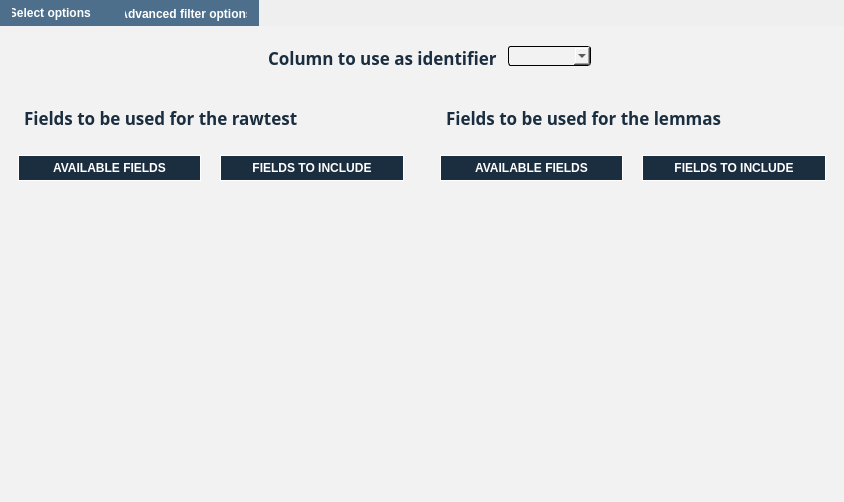
Before: the Qt Designer form src/gui/uis/widget_createTMCorpus.ui in IntelCompH2020/topicmodeler, drawn with Qt 5.
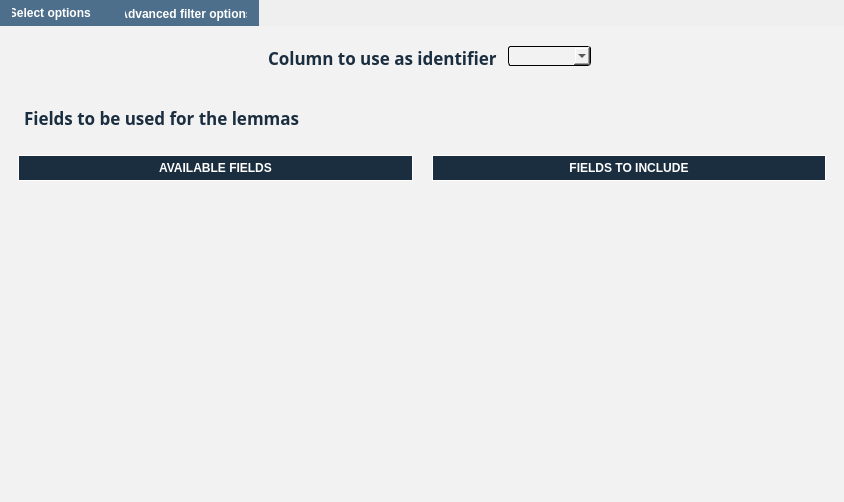
After: the same form once the commit is applied. Icons and pictures are not drawn.

What changed in the file:
```diff
--- a/src/gui/uis/widget_createTMCorpus.ui
+++ b/src/gui/uis/widget_createTMCorpus.ui
@@ -260,263 +260,6 @@
              <property name="bottomMargin">
               <number>0</number>
              </property>
-             <item>
-              <widget class="QFrame" name="frame_3">
-               <property name="styleSheet">
-                <string notr="true">background-color: #F2F2F2;
-border:none;</string>
-               </property>
-               <property name="frameShape">
-                <enum>QFrame::StyledPanel</enum>
-               </property>
-               <property name="frameShadow">
-                <enum>QFrame::Raised</enum>
-               </property>
-               <layout class="QVBoxLayout" name="verticalLayout">
-                <item>
-                 <widget class="QLabel" name="label_fields_to_include_2">
-                  <property name="sizePolicy">
-                   <sizepolicy hsizetype="Expanding" vsizetype="Fixed">
-                    <horstretch>0</horstretch>
-                    <verstretch>0</verstretch>
-                   </sizepolicy>
-                  </property>
-                  <property name="minimumSize">
-                   <size>
-                    <width>0</width>
-                    <height>45</height>
-                   </size>
-                  </property>
-                  <property name="maximumSize">
-                   <size>
-                    <width>16777215</width>
-                    <height>45</height>
-                   </size>
-                  </property>
-                  <property name="font">
-                   <font>
-                    <family>Avenir</family>
-                    <pointsize>13</pointsize>
-                    <weight>75</weight>
-                    <italic>false</italic>
-                    <bold>true</bold>
-                   </font>
-                  </property>
-                  <property name="styleSheet">
-                   <string notr="true">padding-left: 10px;
-font: 87 13pt &quot;Avenir&quot;;
-color:#1A2E40;
-font-weight: bold;
-</string>
-                  </property>
-                  <property name="text">
-                   <string>Fields to be used for the rawtest</string>
-                  </property>
-                 </widget>
-                </item>
-                <item>
-                 <widget class="QFrame" name="frame_2">
-                  <property name="styleSheet">
-                   <string notr="true">background-color: #F2F2F2;
-border:none;</string>
-                  </property>
-                  <property name="frameShape">
-                   <enum>QFrame::StyledPanel</enum>
-                  </property>
-                  <property name="frameShadow">
-                   <enum>QFrame::Raised</enum>
-                  </property>
-                  <layout class="QHBoxLayout" name="horizontalLayout_2">
-                   <item>
-                    <widget class="QTableWidget" name="tableWidget_available_fields_raw">
-                     <property name="styleSheet">
-                      <string notr="true">QTableWidget {	
-	background-color: #F2F2F2;
-	padding: 0px;
-	border-radius: 5px;
-	font: 87 12pt &quot;Avenir&quot;;
-	gridline-color:#FFFFFF;
-}
-QTableWidget::item{
-	padding-left: 5px;
-	padding-right: 5px;
-	background-color: #F2F2F2;
-	color:black;
-	gridline-color:#FFFFFF;
-}
-QTableWidget::item:selected{
-	background-color: #4D6F8C;
-}
-QScrollBar:horizontal {
-	background: #4D6F8C;
-    border: none;
-    height: 2px;
-	margin: 0px 2px 0 2px;
-}
- QScrollBar:vertical {
-    background: #4D6F8C;
-    border: none;
-    width: 2px;
-    margin: 2px 0 2px 0;
-	border-radius: 0px;
- }
-
-QHeaderView::section:horizontal
-{
-	background-color: #1A2E40;
-	padding: 3px;
-    border-bottom: 1px solid #FFFFFF;
-    border-right: 1px solid #FFFFFF;
-    border-top: 1px solid #FFFFFF;
-    border-left: 1px solid #FFFFFF;
-	color:white;
-}
-
-</string>
-                     </property>
-                     <property name="editTriggers">
-                      <set>QAbstractItemView::NoEditTriggers</set>
-                     </property>
-                     <property name="dragEnabled">
-                      <bool>true</bool>
-                     </property>
-                     <property name="dragDropMode">
-                      <enum>QAbstractItemView::DragDrop</enum>
-                     </property>
-                     <attribute name="horizontalHeaderShowSortIndicator" stdset="0">
-                      <bool>true</bool>
-                     </attribute>
-                     <attribute name="horizontalHeaderStretchLastSection">
-                      <bool>true</bool>
-                     </attribute>
-                     <attribute name="verticalHeaderVisible">
-                      <bool>false</bool>
-                     </attribute>
-                     <attribute name="verticalHeaderStretchLastSection">
-                      <bool>true</bool>
-                     </attribute>
-                     <column>
-                      <property name="text">
-                       <string>AVAILABLE FIELDS</string>
-                      </property>
-                      <property name="font">
-                       <font>
-                        <weight>75</weight>
-                        <bold>true</bold>
-                       </font>
-                      </property>
-                     </column>
-                    </widget>
-                   </item>
-                   <item>
-                    <widget class="QLabel" name="label">
-                     <property name="minimumSize">
-                      <size>
-                       <width>0</width>
-                       <height>0</height>
-                      </size>
-                     </property>
-                     <property name="maximumSize">
-                      <size>
-                       <width>50</width>
-                       <height>100</height>
-                      </size>
-                     </property>
-                     <property name="text">
-                      <string/>
-                     </property>
-                     <property name="pixmap">
-                      <pixmap>../resources/images/drag.png</pixmap>
-                     </property>
-                     <property name="scaledContents">
-                      <bool>true</bool>
-                     </property>
-                    </widget>
-                   </item>
-                   <item>
-                    <widget class="QTableWidget" name="tableWidget_fields_to_include_raw">
-                     <property name="styleSheet">
-                      <string notr="true">QTableWidget {	
-	background-color: #F2F2F2;
-	padding: 0px;
-	border-radius: 5px;
-	font: 87 12pt &quot;Avenir&quot;;
-	gridline-color:#FFFFFF;
-}
-QTableWidget::item{
-	padding-left: 5px;
-	padding-right: 5px;
-	background-color: #F2F2F2;
-	color:black;
-	gridline-color:#FFFFFF;
-}
-QTableWidget::item:selected{
-	background-color: #4D6F8C;
-}
-QScrollBar:horizontal {
-	background: #4D6F8C;
-    border: none;
-    height: 2px;
-	margin: 0px 2px 0 2px;
-}
- QScrollBar:vertical {
-    background: #4D6F8C;
-    border: none;
-    width: 2px;
-    margin: 2px 0 2px 0;
-	border-radius: 0px;
- }
-
-QHeaderView::section:horizontal
-{
-	background-color: #1A2E40;
-	padding: 3px;
-    border-bottom: 1px solid #FFFFFF;
-    border-right: 1px solid #FFFFFF;
-    border-top: 1px solid #FFFFFF;
-    border-left: 1px solid #FFFFFF;
-	color:white;
-}
-
-</string>
-                     </property>
-                     <property name="editTriggers">
-                      <set>QAbstractItemView::NoEditTriggers</set>
-                     </property>
-                     <property name="dragEnabled">
-                      <bool>true</bool>
-                     </property>
-                     <property name="dragDropMode">
-                      <enum>QAbstractItemView::DropOnly</enum>
-                     </property>
-                     <attribute name="horizontalHeaderStretchLastSection">
-                      <bool>true</bool>
-                     </attribute>
-                     <attribute name="verticalHeaderVisible">
-                      <bool>false</bool>
-                     </attribute>
-                     <attribute name="verticalHeaderStretchLastSection">
-                      <bool>true</bool>
-                     </attribute>
-                     <column>
-                      <property name="text">
-                       <string>FIELDS TO INCLUDE</string>
-                      </property>
-                      <property name="font">
-                       <font>
-                        <weight>75</weight>
-                        <bold>true</bold>
-                       </font>
-                      </property>
-                     </column>
-                    </widget>
-                   </item>
-                  </layout>
-                 </widget>
-                </item>
-               </layout>
-              </widget>
-             </item>
              <item>
               <widget class="QFrame" name="frame_4">
                <property name="styleSheet">
```
Left out of the diff: 2 changed lines with no effect on the pictures.
